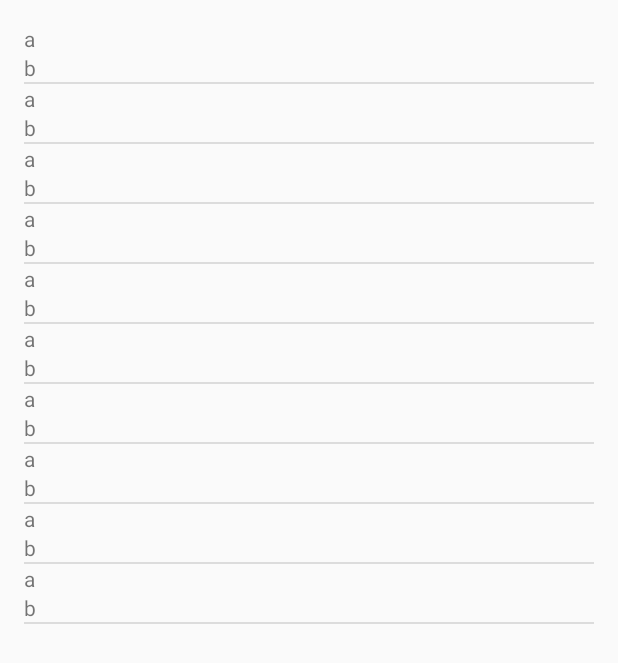
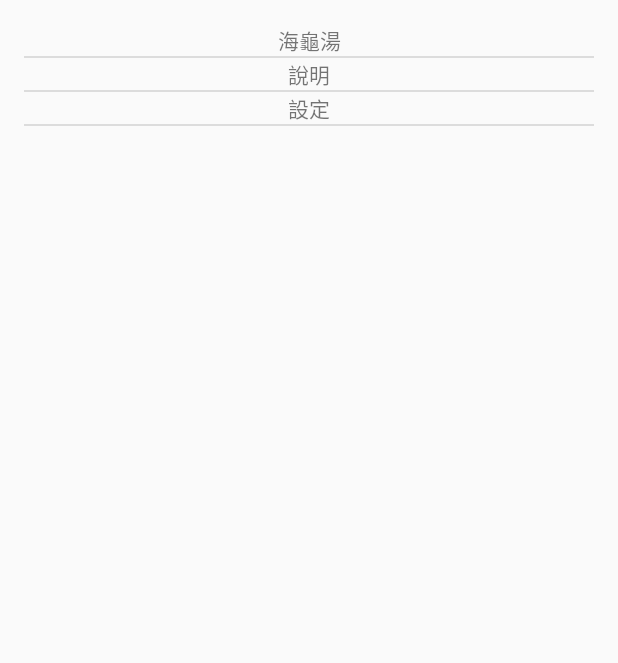
Before and after one commit to s011208/TurtleSoup, an Android app: the screen it shows after launch (MainActivity), on a phone screen of 412 x 824 dp. Shown: the top 663 px of the screen. Run offline under Robolectric (Android 15) with nearby library versions, the phone set to English and light mode, and no system bars.

Commit message:
add entry fragment & more animations

```diff
--- a/app/src/main/java/com/bj4/yhh/turtlesoup/EntryFragment.java
+++ b/app/src/main/java/com/bj4/yhh/turtlesoup/EntryFragment.java
@@ -1,11 +1,105 @@
 package com.bj4.yhh.turtlesoup;
+
+import android.content.Context;
+import android.content.res.Resources;
+import android.os.Bundle;
+import android.view.LayoutInflater;
+import android.view.View;
+import android.view.ViewGroup;
+import android.widget.AdapterView;
+import android.widget.BaseAdapter;
+import android.widget.ListView;
+import android.widget.TextView;
+
+import java.lang.ref.WeakReference;
+import java.util.ArrayList;
 
 /**
  * Created by yenhsunhuang on 15/2/3.
  */
-public class EntryFragment extends ThemeChangeFragment{
+public class EntryFragment extends ThemeChangeFragment {
     @Override
     public void onThemeChanged(int theme) {
 
     }
+
+    @Override
+    public void onCreate(Bundle savedInstanceState) {
+        super.onCreate(savedInstanceState);
+    }
+
+    @Override
+    public View onCreateView(LayoutInflater inflater, ViewGroup container, Bundle savedInstanceState) {
+        final ListView parent = (ListView) inflater.inflate(R.layout.entry_fragment, null);
+        parent.setAdapter(new EntryListAdapter(getActivity()));
+        parent.setOnItemClickListener(new AdapterView.OnItemClickListener(){
+            @Override
+            public void onItemClick(AdapterView<?> parent, View view, int position, long id) {
+                switch(position){
+                    case 0:
+                        ((MainActivity)getActivity()).switchToStoryFragment();
+                        break;
+                    case 1:
+                        break;
+                    case 2:
+                        break;
+                }
+            }
+        });
+        return parent;
+    }
+
+    private static class EntryListAdapter extends BaseAdapter {
+        private final WeakReference<Context> mContext;
+        private final WeakReference<LayoutInflater> mInflater;
+        private final ArrayList<String> mItems = new ArrayList<String>();
+
+        public EntryListAdapter(Context context) {
+            mContext = new WeakReference<Context>(context);
+            mInflater = new WeakReference<LayoutInflater>((LayoutInflater) context.getSystemService(Context.LAYOUT_INFLATER_SERVICE));
+            initItem();
+        }
+
+        private void initItem() {
+            mItems.clear();
+            final Resources res = mContext.get().getResources();
+            mItems.add(res.getString(R.string.turtle_soup));
+            mItems.add(res.getString(R.string.instructions));
+            mItems.add(res.getString(R.string.settings));
+        }
+
+        @Override
+        public int getCount() {
+            return mItems.size();
+        }
+
+        @Override
+        public String getItem(int position) {
+            return mItems.get(position);
+        }
+
+        @Override
+        public long getItemId(int position) {
+            return position;
+        }
+
+        @Override
+        public View getView(int position, View convertView, ViewGroup parent) {
+            ViewHolder holder = null;
+            if (convertView == null) {
+                convertView = mInflater.get().inflate(R.layout.entry_fragment_content, null);
+                holder = new ViewHolder();
+                holder.mItem = (TextView) convertView.findViewById(R.id.item);
+                convertView.setTag(holder);
+            } else {
+                holder = (ViewHolder) convertView.getTag();
+            }
+            holder.mItem.setText(getItem(position));
+            return convertView;
+        }
+
+        private class ViewHolder {
+            TextView mItem;
+        }
+    }
 }
--- /dev/null
+++ b/app/src/main/res/anim/alpha_in.xml
@@ -0,0 +1,12 @@
+<?xml version="1.0" encoding="utf-8"?>
+<set xmlns:android="http://schemas.android.com/apk/res/android" >
+
+    <objectAnimator
+        xmlns:android="http://schemas.android.com/apk/res/android"
+        android:duration="250"
+        android:propertyName="alpha"
+        android:valueFrom="0"
+        android:valueTo="1"
+        android:valueType="floatType" />
+
+</set>
--- /dev/null
+++ b/app/src/main/res/anim/alpha_out.xml
@@ -0,0 +1,12 @@
+<?xml version="1.0" encoding="utf-8"?>
+<set xmlns:android="http://schemas.android.com/apk/res/android" >
+
+    <objectAnimator
+        xmlns:android="http://schemas.android.com/apk/res/android"
+        android:duration="250"
+        android:propertyName="alpha"
+        android:valueFrom="1"
+        android:valueTo="0"
+        android:valueType="floatType" />
+
+</set>
--- /dev/null
+++ b/app/src/main/res/layout/entry_fragment.xml
@@ -0,0 +1,5 @@
+<?xml version="1.0" encoding="utf-8"?>
+<ListView xmlns:android="http://schemas.android.com/apk/res/android"
+    android:layout_width="match_parent" android:layout_height="match_parent">
+
+</ListView>
--- /dev/null
+++ b/app/src/main/res/layout/entry_fragment_content.xml
@@ -0,0 +1,12 @@
+<?xml version="1.0" encoding="utf-8"?>
+<LinearLayout xmlns:android="http://schemas.android.com/apk/res/android"
+    android:orientation="vertical"
+    android:layout_width="match_parent"
+    android:layout_height="match_parent">
+
+    <TextView
+        android:gravity="center"
+        android:id="@+id/item"
+        android:layout_width="match_parent"
+        android:layout_height="match_parent" />
+</LinearLayout>
--- a/app/src/main/res/values/strings.xml
+++ b/app/src/main/res/values/strings.xml
@@ -5,4 +5,7 @@
     <string name="hello_world">Hello world!</string>
     <string name="action_settings">Settings</string>
 
+    <string name="turtle_soup">海龜湯</string>
+    <string name="settings">設定</string>
+    <string name="instructions">說明</string>
 </resources>
```
Also changed, not shown: app/src/main/java/com/bj4/yhh/turtlesoup/MainActivity.java (+29 -1 lines), app/src/main/res/anim/enter_from_right.xml (added, +12 -0 lines), app/src/main/res/anim/exit_to_left.xml (added, +12 -0 lines).
